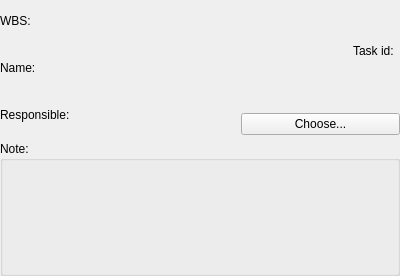
Qt form kplato/libs/ui/kptsummarytaskgeneralpanelbase.ui (KDE/calligra) before a commit.
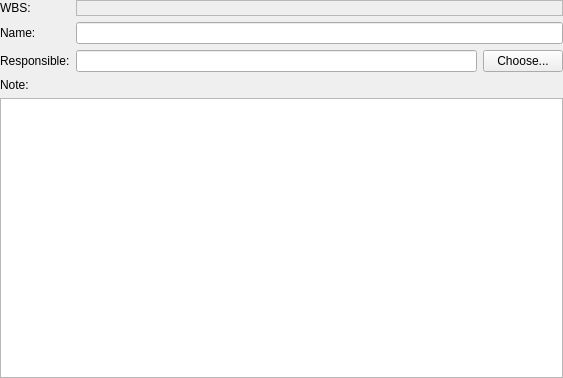
The same form after that commit. Custom widgets are drawn as their Qt base class.

Commit message: Task dialogs: Remove id editing (randomly generated) and align to changes in KDialog.

```diff
--- a/kplato/libs/ui/kptsummarytaskgeneralpanelbase.ui
+++ b/kplato/libs/ui/kptsummarytaskgeneralpanelbase.ui
@@ -6,8 +6,8 @@
    <rect>
     <x>0</x>
     <y>0</y>
-    <width>400</width>
-    <height>276</height>
+    <width>563</width>
+    <height>378</height>
    </rect>
   </property>
   <property name="minimumSize" >
@@ -19,30 +19,13 @@
   <property name="windowTitle" >
    <string>SummaryTaskGeneralPanelBase</string>
   </property>
-  <layout class="QVBoxLayout" >
+  <layout class="QVBoxLayout" name="verticalLayout" >
    <property name="margin" >
     <number>0</number>
    </property>
-   <property name="spacing" >
-    <number>6</number>
-   </property>
    <item>
-    <layout class="QHBoxLayout" >
-     <property name="margin" >
-      <number>0</number>
-     </property>
-     <property name="spacing" >
-      <number>6</number>
-     </property>
-     <item>
-      <layout class="QVBoxLayout" >
-       <property name="margin" >
-        <number>0</number>
-       </property>
-       <property name="spacing" >
-        <number>6</number>
-       </property>
-       <item>
+    <layout class="QGridLayout" name="gridLayout" >
+     <item row="0" column="0" >
         <widget class="QLabel" name="wbslabel" >
          <property name="toolTip" >
           <string>Work Breakdown Structure</string>
@@ -60,7 +43,23 @@
          </property>
         </widget>
        </item>
-       <item>
+     <item row="0" column="1" >
+      <widget class="QLabel" name="wbsfield" >
+       <property name="frameShape" >
+        <enum>QFrame::StyledPanel</enum>
+       </property>
+       <property name="frameShadow" >
+        <enum>QFrame::Sunken</enum>
+       </property>
+       <property name="text" >
+        <string/>
+       </property>
+       <property name="wordWrap" >
+        <bool>false</bool>
+       </property>
+      </widget>
+     </item>
+     <item row="1" column="0" >
         <widget class="QLabel" name="namelabel" >
          <property name="whatsThis" >
           <string>The name of the Task.</string>
@@ -76,7 +75,23 @@
          </property>
         </widget>
        </item>
-       <item>
+     <item row="1" column="1" >
+      <widget class="KLineEdit" name="namefield" >
+       <property name="sizePolicy" >
+        <sizepolicy vsizetype="Fixed" hsizetype="Expanding" >
+         <horstretch>0</horstretch>
+         <verstretch>0</verstretch>
+        </sizepolicy>
+       </property>
+       <property name="focusPolicy" >
+        <enum>Qt::WheelFocus</enum>
+       </property>
+       <property name="whatsThis" >
+        <string>The name of the Task.</string>
+       </property>
+      </widget>
+     </item>
+     <item row="2" column="0" >
         <widget class="QLabel" name="leaderlabel" >
          <property name="whatsThis" >
           <string>The person responsible for this task.
@@ -94,103 +109,16 @@
          </property>
         </widget>
        </item>
-      </layout>
-     </item>
-     <item>
-      <layout class="QVBoxLayout" >
-       <property name="margin" >
-        <number>0</number>
-       </property>
-       <property name="spacing" >
-        <number>6</number>
-       </property>
-       <item>
+     <item row="2" column="1" >
         <layout class="QHBoxLayout" >
-         <property name="margin" >
-          <number>0</number>
-         </property>
          <property name="spacing" >
           <number>6</number>
          </property>
-         <item>
-          <widget class="QLabel" name="wbsfield" >
-           <property name="text" >
-            <string/>
-           </property>
-           <property name="wordWrap" >
-            <bool>false</bool>
-           </property>
-          </widget>
-         </item>
-         <item>
-          <spacer>
-           <property name="orientation" >
-            <enum>Qt::Horizontal</enum>
-           </property>
-           <property name="sizeType" >
-            <enum>QSizePolicy::Expanding</enum>
-           </property>
-           <property name="sizeHint" >
-            <size>
-             <width>171</width>
-             <height>20</height>
-            </size>
-           </property>
-          </spacer>
-         </item>
-         <item>
-          <widget class="QLabel" name="idlabel" >
-           <property name="whatsThis" >
-            <string>This is the unique identifier for this task.</string>
-           </property>
-           <property name="text" >
-            <string>Task id:</string>
-           </property>
-           <property name="wordWrap" >
-            <bool>false</bool>
-           </property>
-           <property name="buddy" >
-            <cstring>idfield</cstring>
-           </property>
-          </widget>
-         </item>
-         <item>
-          <widget class="KLineEdit" native="1" name="idfield" >
-           <property name="focusPolicy" >
-            <enum>Qt::WheelFocus</enum>
-           </property>
-          </widget>
-         </item>
-        </layout>
-       </item>
-       <item>
-        <widget class="KLineEdit" native="1" name="namefield" >
-         <property name="sizePolicy" >
-          <sizepolicy>
-           <hsizetype>7</hsizetype>
-           <vsizetype>0</vsizetype>
-           <horstretch>0</horstretch>
-           <verstretch>0</verstretch>
-          </sizepolicy>
-         </property>
-         <property name="focusPolicy" >
-          <enum>Qt::WheelFocus</enum>
-         </property>
-         <property name="whatsThis" >
-          <string>The name of the Task.</string>
-         </property>
-        </widget>
-       </item>
-       <item>
-        <layout class="QHBoxLayout" >
          <property name="margin" >
           <number>0</number>
          </property>
-         <property name="spacing" >
-          <number>6</number>
-         </property>
          <item>
-          <widget class="KLineEdit" native="1" name="leaderfield" >
+        <widget class="KLineEdit" name="leaderfield" >
            <property name="focusPolicy" >
             <enum>Qt::WheelFocus</enum>
            </property>
@@ -218,29 +146,28 @@
        </item>
       </layout>
      </item>
-    </layout>
-   </item>
    <item>
-    <widget class="QGroupBox" name="groupBox" >
-     <property name="title" >
+    <widget class="QLabel" name="descriptionlabell6" >
+     <property name="sizePolicy" >
+      <sizepolicy vsizetype="Preferred" hsizetype="Fixed" >
+       <horstretch>0</horstretch>
+       <verstretch>0</verstretch>
+      </sizepolicy>
+     </property>
+     <property name="text" >
       <string>Note:</string>
      </property>
-     <property name="flat" >
-      <bool>true</bool>
+     <property name="wordWrap" >
+      <bool>false</bool>
      </property>
-     <layout class="QHBoxLayout" >
-      <property name="margin" >
-       <number>0</number>
-      </property>
-      <property name="spacing" >
-       <number>6</number>
-      </property>
-      <item>
-       <widget class="KTextEdit" native="1" name="descriptionfield" />
-      </item>
-     </layout>
+     <property name="buddy" >
+      <cstring>descriptionfield</cstring>
+     </property>
     </widget>
    </item>
+   <item>
+    <widget class="KTextEdit" name="descriptionfield" />
+   </item>
   </layout>
  </widget>
  <layoutdefault spacing="6" margin="11" />
@@ -248,13 +175,13 @@
  <customwidgets>
   <customwidget>
    <class>KLineEdit</class>
-   <extends>QWidget</extends>
+   <extends>QLineEdit</extends>
    <header>klineedit.h</header>
    <container>1</container>
   </customwidget>
   <customwidget>
    <class>KTextEdit</class>
-   <extends>QWidget</extends>
+   <extends>QTextEdit</extends>
    <header>ktextedit.h</header>
    <container>1</container>
   </customwidget>
```
Left out of the diff: 1 changed line with no effect on the pictures. Lines whose indentation alone changed are shown as unchanged. The commit also changes 7 other files.
